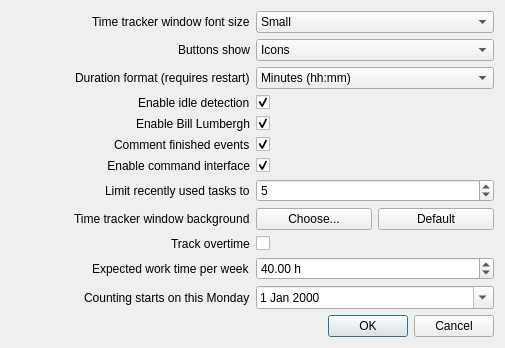
Qt form Charm/Widgets/CharmPreferences.ui (dfaure/Charm) before a commit.
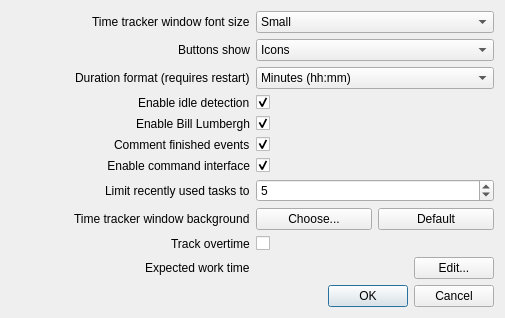
The same form after that commit.

Commit message:
Let the overtime counter follow several work time periods
Contracts change: someone going from 40 to 32.5 hours a week wants the
weeks before the change counted at the old rate. The storage format and
the calculation already handle a list of periods, so only the editing
was missing.

The preferences dialog now shows a summary and an Edit... button opening
a small dialog with one row per period, rather than growing the grid by
one row per field.

```diff
--- a/Charm/Widgets/CharmPreferences.ui
+++ b/Charm/Widgets/CharmPreferences.ui
@@ -325,7 +325,7 @@
         </sizepolicy>
        </property>
        <property name="text">
-        <string>Expected work time per week</string>
+        <string>Expected work time</string>
        </property>
        <property name="buddy">
         <cstring>sbHoursPerWeek</cstring>
@@ -333,46 +333,28 @@
       </widget>
      </item>
      <item row="10" column="2">
-      <widget class="QDoubleSpinBox" name="sbHoursPerWeek">
-       <property name="suffix">
-        <string> h</string>
-       </property>
-       <property name="decimals">
-        <number>2</number>
-       </property>
-       <property name="maximum">
-        <double>168.000000000000000</double>
-       </property>
-       <property name="singleStep">
-        <double>0.500000000000000</double>
-       </property>
-       <property name="value">
-        <double>40.000000000000000</double>
-       </property>
-      </widget>
-     </item>
-     <item row="11" column="0" alignment="Qt::AlignRight">
-      <widget class="QLabel" name="lbContractStartDate">
+      <layout class="QHBoxLayout" name="workTimeContractLayout">
+       <item>
+        <widget class="QLabel" name="lbWorkTimeContract">
        <property name="sizePolicy">
-        <sizepolicy hsizetype="Preferred" vsizetype="MinimumExpanding">
-         <horstretch>0</horstretch>
+          <sizepolicy hsizetype="Ignored" vsizetype="Preferred">
+           <horstretch>1</horstretch>
          <verstretch>0</verstretch>
         </sizepolicy>
        </property>
        <property name="text">
-        <string>Counting starts on this Monday</string>
-       </property>
-       <property name="buddy">
-        <cstring>deContractStartDate</cstring>
-       </property>
-      </widget>
-     </item>
-     <item row="11" column="2">
-      <widget class="QDateEdit" name="deContractStartDate">
-       <property name="calendarPopup">
-        <bool>true</bool>
-       </property>
-      </widget>
+          <string/>
+         </property>
+        </widget>
+       </item>
+       <item>
+        <widget class="QPushButton" name="pbEditWorkTimeContract">
+         <property name="text">
+          <string>Edit...</string>
+         </property>
+        </widget>
+       </item>
+      </layout>
      </item>
     </layout>
    </item>
```
Left out of the diff: 10 changed lines with no effect on the pictures. Lines whose indentation alone changed are shown as unchanged. The commit also changes 7 other files.
